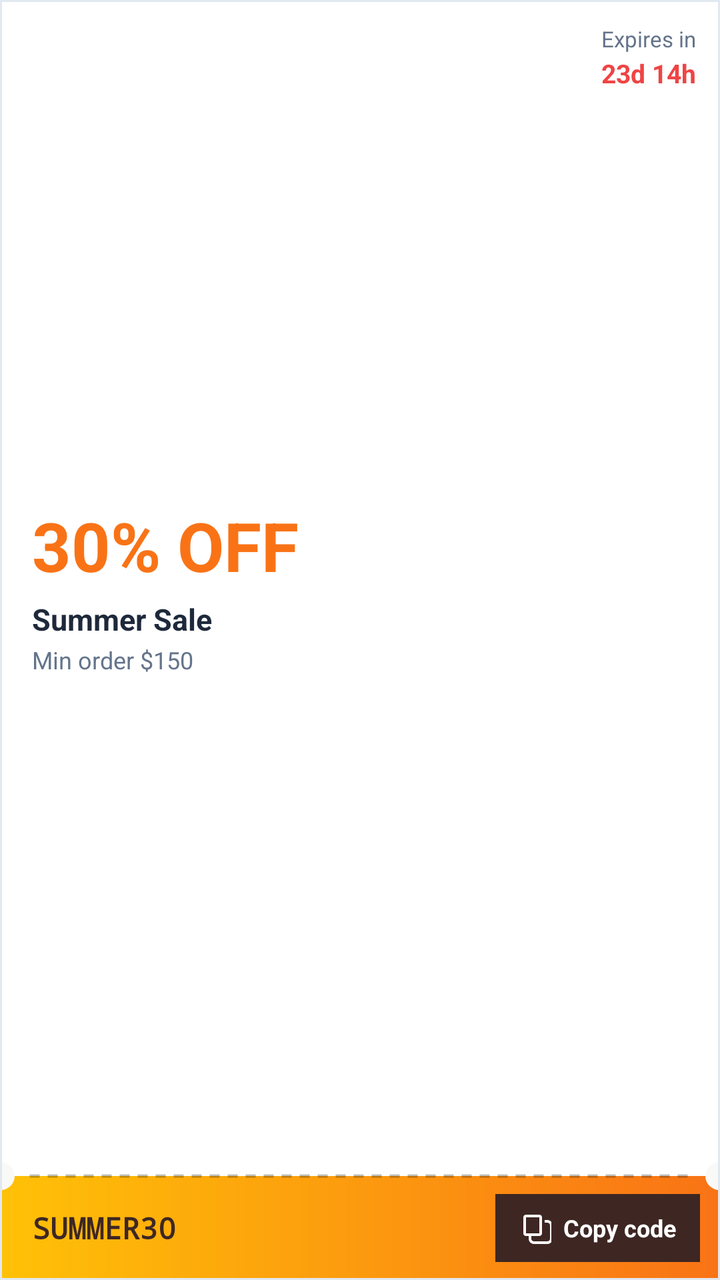
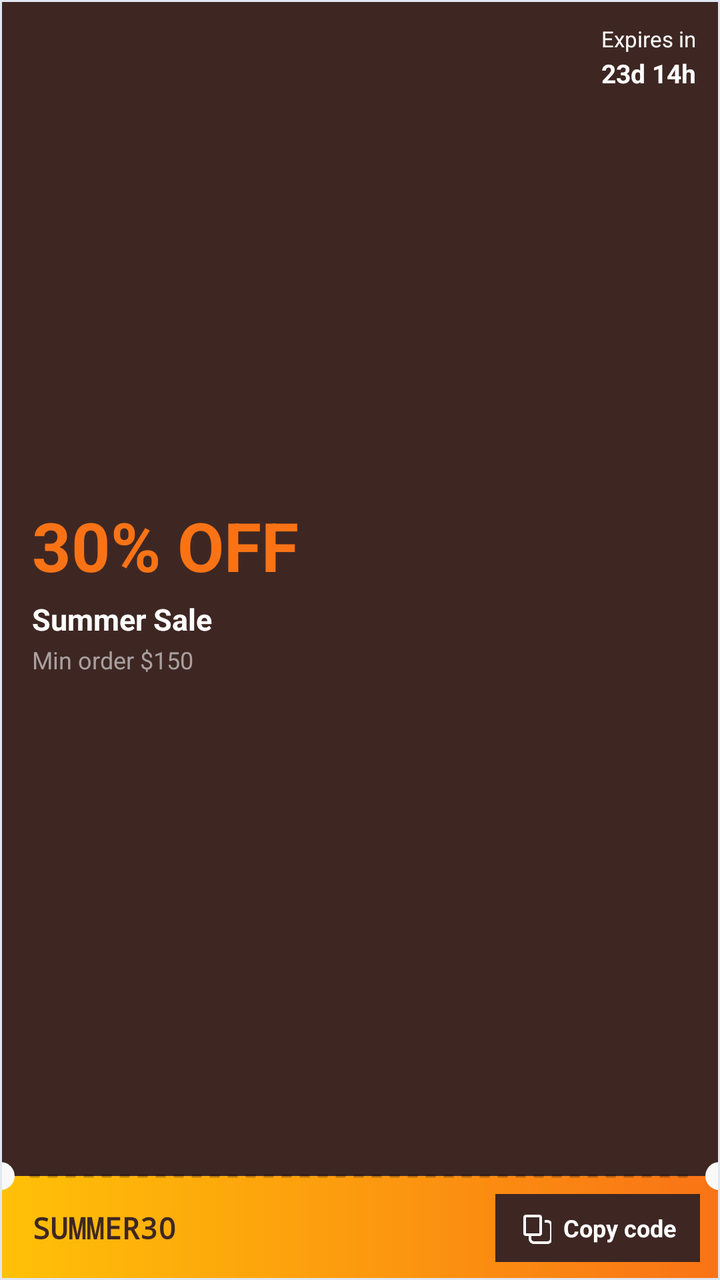

The first picture is an Android layout as it rendered before a commit; the second is the same layout after the commit. The layout source and the unified diff follow.
<!-- AndroidManifest.xml: application theme Theme.BeckieDealApp -->
<!-- res/layout/item_promotion_banner.xml -->
<?xml version="1.0" encoding="utf-8"?>
<com.google.android.material.card.MaterialCardView
    xmlns:android="http://schemas.android.com/apk/res/android"
    xmlns:app="http://schemas.android.com/apk/res-auto"
    android:layout_width="match_parent"
    android:layout_height="match_parent"
    android:layout_marginHorizontal="0dp"
    android:layout_marginVertical="0dp"
    app:cardCornerRadius="0dp"
    app:cardElevation="0dp"
    app:strokeWidth="1dp"
    app:strokeColor="@color/border_color"
    app:cardBackgroundColor="@color/surface">

    <FrameLayout
        android:layout_width="match_parent"
        android:layout_height="match_parent">

        <LinearLayout
            android:layout_width="match_parent"
            android:layout_height="match_parent"
            android:orientation="vertical">

            
            <FrameLayout
                android:layout_width="match_parent"
                android:layout_height="0dp"
                android:layout_weight="1"
                android:background="@color/surface">

                
                <ImageView
                    android:id="@+id/promotionBannerImage"
                    android:layout_width="match_parent"
                    android:layout_height="match_parent"
                    android:scaleType="centerCrop"
                    android:contentDescription="Promotion banner"
                    android:visibility="gone" />

                
                <View
                    android:id="@+id/promotionImageScrim"
                    android:layout_width="match_parent"
                    android:layout_height="match_parent"
                    android:background="@drawable/promo_scrim_horizontal"
                    android:visibility="gone" />

                
                <LinearLayout
                    android:layout_width="match_parent"
                    android:layout_height="match_parent"
                    android:gravity="center_vertical"
                    android:orientation="vertical"
                    android:paddingStart="16dp"
                    android:paddingEnd="96dp"
                    android:paddingVertical="10dp">

                    <TextView
                        android:id="@+id/promotionDiscount"
                        android:layout_width="wrap_content"
                        android:layout_height="wrap_content"
                        android:text="30% OFF"
                        android:textColor="@color/brand_orange"
                        android:textSize="34sp"
                        android:textStyle="bold"
                        android:maxLines="1" />

                    <TextView
                        android:id="@+id/promotionName"
                        android:layout_width="wrap_content"
                        android:layout_height="wrap_content"
                        android:layout_marginTop="4dp"
                        android:text="Summer Sale"
                        android:textColor="@color/text_primary"
                        android:textSize="15sp"
                        android:textStyle="bold"
                        android:maxLines="1"
                        android:ellipsize="end" />

                    <TextView
                        android:id="@+id/promotionDescription"
                        android:layout_width="wrap_content"
                        android:layout_height="wrap_content"
                        android:layout_marginTop="2dp"
                        android:text="Min order $150"
                        android:textColor="@color/text_secondary"
                        android:textSize="12sp"
                        android:maxLines="1"
                        android:ellipsize="end" />
                </LinearLayout>

                
                <LinearLayout
                    android:layout_width="wrap_content"
                    android:layout_height="wrap_content"
                    android:layout_gravity="top|end"
                    android:layout_margin="12dp"
                    android:gravity="end"
                    android:orientation="vertical">

                    <TextView
                        android:id="@+id/promotionExpiresLabel"
                        android:layout_width="wrap_content"
                        android:layout_height="wrap_content"
                        android:text="Expires in"
                        android:textColor="@color/text_secondary"
                        android:textSize="11sp" />

                    <TextView
                        android:id="@+id/promotionCountdown"
                        android:layout_width="wrap_content"
                        android:layout_height="wrap_content"
                        android:layout_marginTop="1dp"
                        android:text="23d 14h"
                        android:textColor="@color/red_error"
                        android:textSize="13sp"
                        android:textStyle="bold" />
                </LinearLayout>
            </FrameLayout>

            
            <LinearLayout
                android:layout_width="match_parent"
                android:layout_height="52dp"
                android:background="@drawable/brand_bar_gradient"
                android:gravity="center_vertical"
                android:orientation="horizontal"
                android:paddingStart="16dp"
                android:paddingEnd="10dp">

                <TextView
                    android:id="@+id/promotionCode"
                    android:layout_width="0dp"
                    android:layout_height="wrap_content"
                    android:layout_weight="1"
                    android:text="SUMMER30"
                    android:textColor="@color/dark_brown"
                    android:textSize="15sp"
                    android:textStyle="bold"
                    android:typeface="monospace"
                    android:maxLines="1"
                    android:ellipsize="end" />

                <LinearLayout
                    android:id="@+id/promotionCopyButton"
                    android:layout_width="wrap_content"
                    android:layout_height="34dp"
                    android:background="@drawable/promo_copy_button_bg"
                    android:clickable="true"
                    android:focusable="true"
                    android:gravity="center_vertical"
                    android:orientation="horizontal"
                    android:paddingHorizontal="12dp">

                    <ImageView
                        android:id="@+id/promotionCopyCodeIcon"
                        android:layout_width="16dp"
                        android:layout_height="16dp"
                        android:contentDescription="Copy code"
                        android:scaleType="centerInside"
                        android:src="@drawable/ic_copy_icon"
                        app:tint="@color/white_fixed" />

                    <TextView
                        android:layout_width="wrap_content"
                        android:layout_height="wrap_content"
                        android:layout_marginStart="6dp"
                        android:text="Copy code"
                        android:textColor="@color/white_fixed"
                        android:textSize="12sp"
                        android:textStyle="bold" />
                </LinearLayout>
            </LinearLayout>
        </LinearLayout>

        
        <View
            android:layout_width="match_parent"
            android:layout_height="2dp"
            android:layout_gravity="bottom"
            android:layout_marginBottom="51dp"
            android:layout_marginHorizontal="14dp"
            android:layerType="software"
            android:background="@drawable/promo_dash_horizontal" />

        <View
            android:layout_width="14dp"
            android:layout_height="14dp"
            android:layout_gravity="bottom|start"
            android:layout_marginStart="-7dp"
            android:layout_marginBottom="45dp"
            android:background="@drawable/promo_notch" />

        <View
            android:layout_width="14dp"
            android:layout_height="14dp"
            android:layout_gravity="bottom|end"
            android:layout_marginEnd="-7dp"
            android:layout_marginBottom="45dp"
            android:background="@drawable/promo_notch" />

        
        <View
            android:layout_width="match_parent"
            android:layout_height="match_parent"
            android:background="?attr/selectableItemBackground" />

    </FrameLayout>

</com.google.android.material.card.MaterialCardView>
<!-- resources referenced by this layout -->
<resources>
  <color name="border_color">#E2E8F0</color>
  <color name="brand_orange">#F97316</color>
  <color name="dark_brown">#3E2723</color>
  <color name="red_error">#EF4444</color>
  <color name="surface">#FFFFFF</color>
  <color name="text_primary">#1E293B</color>
  <color name="text_secondary">#64748B</color>
  <color name="white_fixed">#FFFFFF</color>
  <!-- drawable brand_bar_gradient (drawable) -->
  <?xml version="1.0" encoding="utf-8"?>
  <shape xmlns:android="http://schemas.android.com/apk/res/android"
      android:shape="rectangle">
      <gradient
          android:angle="0"
          android:startColor="@color/yellow_star"
          android:endColor="@color/brand_orange" />
  </shape>
  <!-- drawable promo_copy_button_bg (drawable) -->
  <?xml version="1.0" encoding="utf-8"?>
  <ripple xmlns:android="http://schemas.android.com/apk/res/android"
      android:color="#33FFFFFF">
      <item>
          <shape android:shape="rectangle">
              <solid android:color="@color/dark_brown" />
          </shape>
      </item>
  </ripple>
  <!-- drawable promo_dash_horizontal (drawable) -->
  <?xml version="1.0" encoding="utf-8"?>
  <shape xmlns:android="http://schemas.android.com/apk/res/android"
      android:shape="line">
      <stroke
          android:width="1.5dp"
          android:color="#40000000"
          android:dashWidth="5dp"
          android:dashGap="4dp" />
  </shape>
  <!-- drawable promo_notch (drawable) -->
  <?xml version="1.0" encoding="utf-8"?>
  <shape xmlns:android="http://schemas.android.com/apk/res/android"
      android:shape="oval">
      <solid android:color="@color/background" />
  </shape>
  <!-- drawable promo_scrim_horizontal (drawable) -->
  <?xml version="1.0" encoding="utf-8"?>
  <shape xmlns:android="http://schemas.android.com/apk/res/android"
      android:shape="rectangle">
      <gradient
          android:angle="0"
          android:startColor="#B8000000"
          android:endColor="#14000000" />
  </shape>
  <style name="Theme.BeckieDealApp" parent="Base.Theme.BeckieDealApp">
          <item name="buttonStyle">@style/Widget.App.Button</item>
          <item name="materialButtonStyle">@style/Widget.App.Button</item>
      </style>
  <color name="yellow_star">#FFC107</color>
  <color name="background">#F9F9F7</color>
  <style name="Widget.App.Button" parent="Widget.Material3.Button">
          <item name="shapeAppearance">@style/ShapeAppearance.App.Button.Pill</item>
          <item name="android:textAppearance">@style/TextAppearance.App.Button</item>
      </style>
  <color name="primary">#FDC011</color>
  <color name="on_primary">#FFFFFF</color>
  <color name="primary_container">#FDC011</color>
  <color name="on_primary_container">#582200</color>
  <color name="chip_selected_bg">#3E2723</color>
  <color name="on_surface">#251913</color>
  <style name="TextAppearance.App.PriceHero" parent="TextAppearance.Material3.TitleLarge">
          <item name="android:fontFamily">@font/amulya_bold</item>
          <item name="android:textSize">22sp</item>
          <item name="android:letterSpacing">-0.01</item>
          <item name="android:textColor">@color/text_primary</item>
      </style>
  <style name="TextAppearance.App.Button" parent="TextAppearance.Material3.LabelLarge">
          <item name="android:fontFamily">@font/synonym_semibold</item>
          <item name="android:textSize">15sp</item>
          <item name="android:letterSpacing">0.01</item>
          <item name="android:textAllCaps">false</item>
      </style>
  <style name="ShapeAppearance.App.Button.Pill" parent="">
          <item name="cornerFamily">rounded</item>
          <item name="cornerSize">50%</item>
      </style>
  <color name="nav_indicator_fill">#FFF1EB</color>
  <style name="ShapeAppearance.App.BottomNav.ActiveIndicator" parent="">
          <item name="cornerFamily">rounded</item>
          <item name="cornerSize">50%</item>
      </style>
  <!-- unchanged entries left out for length: 11 -->
</resources>

<!-- the commit's change to res/layout/item_promotion_banner.xml (unified diff, before → after) -->
@@ -26,7 +26,7 @@
                 android:layout_width="match_parent"
                 android:layout_height="0dp"
                 android:layout_weight="1"
-                android:background="@color/surface">
+                android:background="@color/dark_brown">
 
                 
                 <ImageView
@@ -71,7 +71,7 @@
                         android:layout_height="wrap_content"
                         android:layout_marginTop="4dp"
                         android:text="Summer Sale"
-                        android:textColor="@color/text_primary"
+                        android:textColor="@color/white_fixed"
                         android:textSize="15sp"
                         android:textStyle="bold"
                         android:maxLines="1"
@@ -83,7 +83,7 @@
                         android:layout_height="wrap_content"
                         android:layout_marginTop="2dp"
                         android:text="Min order $150"
-                        android:textColor="@color/text_secondary"
+                        android:textColor="#A8A09F"
                         android:textSize="12sp"
                         android:maxLines="1"
                         android:ellipsize="end" />
@@ -103,7 +103,7 @@
                         android:layout_width="wrap_content"
                         android:layout_height="wrap_content"
                         android:text="Expires in"
-                        android:textColor="@color/text_secondary"
+                        android:textColor="@color/white_fixed"
                         android:textSize="11sp" />
 
                     <TextView
@@ -112,7 +112,7 @@
                         android:layout_height="wrap_content"
                         android:layout_marginTop="1dp"
                         android:text="23d 14h"
-                        android:textColor="@color/red_error"
+                        android:textColor="@color/white_fixed"
                         android:textSize="13sp"
                         android:textStyle="bold" />
                 </LinearLayout>
<!-- resource entries referenced after the edit -->
@@ -3,7 +3,6 @@
   <color name="border_color">#E2E8F0</color>
   <color name="brand_orange">#F97316</color>
   <color name="dark_brown">#3E2723</color>
-  <color name="red_error">#EF4444</color>
   <color name="surface">#FFFFFF</color>
   <color name="text_primary">#1E293B</color>
   <color name="text_secondary">#64748B</color>
